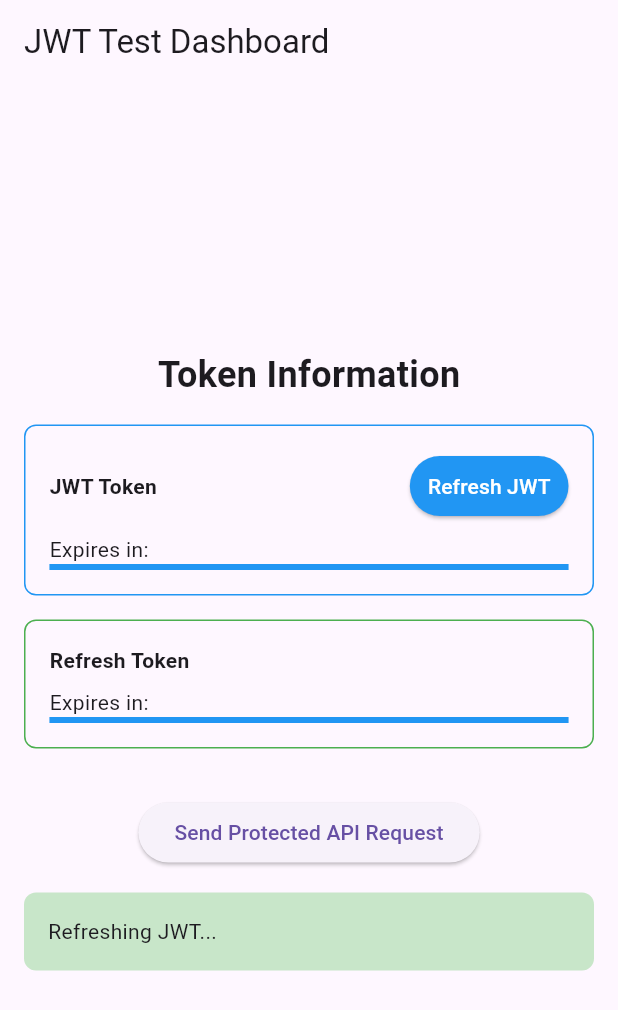
After one commit to noctisbeta/dartstack_auth_template, a Flutter app: the DashboardView screen opened directly, after a tap on "Refresh JWT", on a phone screen of 412 x 824 dp. The commit adds this screen. Shown: the top 1010 px of the screen. Run offline on Flutter 3.47's test engine with Material 3 defaults, Android fonts, the phone set to English and light mode, and no system bars; our stand-ins replace dio, equatable, flutter_bloc, flutter_secure_storage, logger; accounts and stored records are empty; network calls fail; project files that could hold a hidden picture were left out.

Commit message:
dashboard UI WIP

```diff
--- a/client/lib/authentication/repositories/auth_repository.dart
+++ b/client/lib/authentication/repositories/auth_repository.dart
@@ -62,7 +62,7 @@ final class AuthRepository {
     );
   }
 
-  Future<JWToken?> _refreshJWToken() async {
+  Future<JWToken?> refreshJWToken() async {
     final String? refreshTokenString = await _storage.read(
       key: 'refresh_token',
     );
@@ -170,7 +170,7 @@ final class AuthRepository {
 
     switch (isValid) {
       case false:
-        final JWToken? newJwToken = await _refreshJWToken();
+        final JWToken? newJwToken = await refreshJWToken();
         return newJwToken != null;
       case true:
         return true;
@@ -259,4 +259,28 @@ final class AuthRepository {
       }
     }
   }
+
+  Future<({DateTime jwtExpiresAt, DateTime refreshExpiresAt})?>
+  getTokenExpirations() async {
+    try {
+      final String? jwtString = await _storage.read(key: 'jw_token');
+      final String? refreshExp = await _storage.read(
+        key: 'refresh_token_expires_at',
+      );
+
+      if (jwtString == null || refreshExp == null) {
+        return null;
+      }
+
+      final JWToken jwt = JWToken.fromJwtString(jwtString);
+
+      final DateTime jwtExpiresAt = jwt.getExpiration();
+      final DateTime refreshExpiresAt = DateTime.parse(refreshExp);
+
+      return (jwtExpiresAt: jwtExpiresAt, refreshExpiresAt: refreshExpiresAt);
+    } on Exception catch (e) {
+      LOG.e('Error getting token info: $e');
+      return null;
+    }
+  }
 }
--- a/client/lib/authentication/views/auth_view.dart
+++ b/client/lib/authentication/views/auth_view.dart
@@ -3,7 +3,7 @@ import 'dart:async';
 import 'package:client/authentication/controllers/auth_bloc.dart';
 import 'package:client/authentication/models/auth_event.dart';
 import 'package:client/authentication/models/auth_state.dart';
-import 'package:client/authentication/views/home_view.dart';
+import 'package:client/dashboard/views/dashboard_view.dart';
 import 'package:flutter/material.dart';
 import 'package:flutter_bloc/flutter_bloc.dart';
 
@@ -31,7 +31,7 @@ class _AuthViewState extends State<AuthView> {
         if (state is AuthStateAuthenticated) {
           unawaited(
             Navigator.of(context).pushReplacement(
-              MaterialPageRoute(builder: (_) => const HomeView()),
+              MaterialPageRoute(builder: (_) => const DashboardView()),
             ),
           );
         } else if (state is AuthStateError) {
@@ -40,12 +40,8 @@ class _AuthViewState extends State<AuthView> {
           ).showSnackBar(SnackBar(content: Text(state.message)));
         }
       },
-      builder: (context, state) {
-        if (state is AuthStateLoading) {
-          return const Center(child: CircularProgressIndicator());
-        }
-
-        return Center(
+      builder:
+          (context, state) => Center(
             child: Card(
               elevation: 8,
               margin: const EdgeInsets.all(16),
@@ -65,7 +61,11 @@ class _AuthViewState extends State<AuthView> {
                     const SizedBox(height: 24),
                     if (_isLogin) const LoginForm() else const RegisterForm(),
                     const SizedBox(height: 16),
-                  TextButton(
+                    switch (state) {
+                      AuthStateLoading() => const Center(
+                        child: CircularProgressIndicator(),
+                      ),
+                      _ => TextButton(
                         onPressed: _toggleAuthMode,
                         child: Text(
                           _isLogin
@@ -73,12 +73,12 @@ class _AuthViewState extends State<AuthView> {
                               : 'Already have an account? Login',
                         ),
                       ),
+                    },
                   ],
                 ),
               ),
             ),
-        );
-      },
+          ),
     ),
   );
 }
@@ -126,6 +126,7 @@ class _LoginFormState extends State<LoginForm> {
             border: OutlineInputBorder(),
             prefixIcon: Icon(Icons.person),
           ),
+          textInputAction: TextInputAction.next,
           validator: (value) {
             if (value == null || value.isEmpty) {
               return 'Please enter your username';
@@ -142,6 +143,8 @@ class _LoginFormState extends State<LoginForm> {
             prefixIcon: Icon(Icons.lock),
           ),
           obscureText: true,
+          textInputAction: TextInputAction.done,
+          onFieldSubmitted: (_) => _login(),
           validator: (value) {
             if (value == null || value.isEmpty) {
               return 'Please enter your password';
--- a/client/lib/authentication/views/home_view.dart
+++ /dev/null
@@ -1,63 +0,0 @@
-import 'dart:async';
-
-import 'package:client/authentication/controllers/auth_bloc.dart';
-import 'package:client/authentication/models/auth_event.dart';
-import 'package:client/authentication/models/auth_state.dart';
-import 'package:client/authentication/views/auth_view.dart';
-import 'package:flutter/material.dart';
-import 'package:flutter_bloc/flutter_bloc.dart';
-
-class HomeView extends StatelessWidget {
-  const HomeView({super.key});
-
-  @override
-  Widget build(BuildContext context) => Scaffold(
-    appBar: AppBar(
-      title: const Text('Home'),
-      actions: [
-        IconButton(
-          icon: const Icon(Icons.logout),
-          onPressed: () {
-            context.read<AuthBloc>().add(const AuthEventLogout());
-          },
-        ),
-      ],
-    ),
-    body: BlocListener<AuthBloc, AuthState>(
-      listener: (context, state) {
-        if (state is AuthStateUnauthenticated) {
-          unawaited(
-            Navigator.of(context).pushReplacement(
-              MaterialPageRoute(builder: (_) => const AuthView()),
-            ),
-          );
-        }
-      },
-      child: Center(
-        child: Column(
-          mainAxisAlignment: MainAxisAlignment.center,
-          children: [
-            BlocBuilder<AuthBloc, AuthState>(
-              builder: (context, state) {
-                if (state is AuthStateAuthenticated) {
-                  return Text(
-                    'Welcome, ${state.user.username}!',
-                    style: Theme.of(context).textTheme.headlineMedium,
-                  );
-                }
-                return const SizedBox();
-              },
-            ),
-            const SizedBox(height: 20),
-            ElevatedButton(
-              onPressed: () {
-                context.read<AuthBloc>().add(const AuthEventLogout());
-              },
-              child: const Text('Logout'),
-            ),
-          ],
-        ),
-      ),
-    ),
-  );
-}
--- /dev/null
+++ b/client/lib/dashboard/views/dashboard_view.dart
@@ -0,0 +1,298 @@
+import 'dart:async';
+
+import 'package:client/authentication/repositories/auth_repository.dart';
+import 'package:client/dio_wrapper/dio_wrapper.dart';
+import 'package:common/auth/tokens/jwtoken.dart';
+import 'package:common/auth/tokens/refresh_token.dart';
+import 'package:dio/dio.dart';
+import 'package:flutter/material.dart';
+import 'package:flutter_bloc/flutter_bloc.dart';
+
+class DashboardView extends StatefulWidget {
+  const DashboardView({super.key});
+
+  @override
+  State<DashboardView> createState() => _DashboardViewState();
+}
+
+class _DashboardViewState extends State<DashboardView>
+    with SingleTickerProviderStateMixin {
+  String _jwtExpiresIn = '';
+  String _refreshExpiresIn = '';
+  String _requestResult = '';
+  late Timer _timer;
+  bool _isRefreshing = false;
+
+  // Add these variables to track progress
+  double _jwtProgress = 1;
+  double _refreshProgress = 1;
+
+  // Store the expiration times
+  DateTime? _jwtExpiresAt;
+  DateTime? _refreshExpiresAt;
+
+  @override
+  void initState() {
+    super.initState();
+
+    unawaited(_updateTokenInfo());
+    // Update token info every second
+    _timer = Timer.periodic(
+      const Duration(seconds: 1),
+      (_) => unawaited(_updateTokenInfo()),
+    );
+  }
+
+  @override
+  void dispose() {
+    _timer.cancel();
+    super.dispose();
+  }
+
+  Future<void> _updateTokenInfo() async {
+    final AuthRepository authRepo = context.read<AuthRepository>();
+    final ({DateTime jwtExpiresAt, DateTime refreshExpiresAt})? tokenInfo =
+        await authRepo.getTokenExpirations();
+
+    if (tokenInfo == null) {
+      return;
+    }
+
+    final now = DateTime.now();
+
+    // Store expiration times on first load if not set yet
+    _jwtExpiresAt ??= tokenInfo.jwtExpiresAt;
+    _refreshExpiresAt ??= tokenInfo.refreshExpiresAt;
+
+    // Calculate new progress values
+    double newJwtProgress;
+    double newRefreshProgress;
+
+    // JWT countdown
+    if (tokenInfo.jwtExpiresAt.isAfter(now)) {
+      // Get remaining milliseconds and convert to seconds
+      final int millisLeft =
+          tokenInfo.jwtExpiresAt.difference(now).inMilliseconds;
+      final int secondsLeft = millisLeft ~/ 1000;
+
+      _jwtExpiresIn = '${secondsLeft ~/ 60}m ${secondsLeft % 60}s';
+
+      final int totalMillis = JWToken.expirationDuration.inMilliseconds;
+
+      newJwtProgress = millisLeft / totalMillis;
+      newJwtProgress = newJwtProgress.clamp(0.0, 1.0);
+    } else {
+      _jwtExpiresIn = 'Expired';
+      newJwtProgress = 0;
+    }
+
+    // Refresh token countdown
+    if (tokenInfo.refreshExpiresAt.isAfter(now)) {
+      // Get remaining milliseconds and convert as needed for display
+      final int millisLeft =
+          tokenInfo.refreshExpiresAt.difference(now).inMilliseconds;
+      final int secondsLeft = millisLeft ~/ 1000;
+
+      _refreshExpiresIn =
+          '${secondsLeft ~/ 60}m '
+          '${secondsLeft % 60}s';
+
+      // For refresh token, we need to calculate total duration
+      // (assuming it's typically 7 days, adjust as needed)
+      final int totalMillis = RefreshToken.expirationDuration.inMilliseconds;
+
+      newRefreshProgress = millisLeft / totalMillis;
+      newRefreshProgress = newRefreshProgress.clamp(0.0, 1.0);
+    } else {
+      _refreshExpiresIn = 'Expired';
+      newRefreshProgress = 0;
+    }
+
+    // Update the UI
+    setState(() {
+      _jwtProgress = newJwtProgress;
+      _refreshProgress = newRefreshProgress;
+    });
+  }
+
+  Future<void> _sendTestRequest() async {
+    setState(() {
+      _requestResult = 'Loading...';
+    });
+
+    try {
+      final DioWrapper dio = context.read<DioWrapper>();
+      final Response response = await dio.get('/api/protected-resource');
+
+      setState(() {
+        _requestResult = 'Success: ${response.data}';
+      });
+    } on Exception catch (e) {
+      setState(() {
+        _requestResult = 'Error: $e';
+      });
+    }
+  }
+
+  // Add this new method for refreshing the JWT
+  Future<void> _refreshJwt() async {
+    setState(() {
+      _isRefreshing = true;
+      _requestResult = 'Refreshing JWT...';
+    });
+
+    try {
+      final AuthRepository authRepo = context.read<AuthRepository>();
+      await authRepo.refreshJWToken();
+
+      // Update token info immediately after refresh
+      await _updateTokenInfo();
+
+      setState(() {
+        _requestResult = 'JWT refreshed successfully!';
+      });
+    } on Exception catch (e) {
+      setState(() {
+        _requestResult = 'Error refreshing JWT: $e';
+      });
+    } finally {
+      setState(() {
+        _isRefreshing = false;
+      });
+    }
+  }
+
+  @override
+  Widget build(BuildContext context) => Scaffold(
+    appBar: AppBar(title: const Text('JWT Test Dashboard')),
+    body: Center(
+      child: SingleChildScrollView(
+        child: Padding(
+          padding: const EdgeInsets.all(16),
+          child: ConstrainedBox(
+            constraints: const BoxConstraints(maxWidth: 600),
+            child: Column(
+              crossAxisAlignment: CrossAxisAlignment.start,
+              children: [
+                const Center(
+                  child: Text(
+                    'Token Information',
+                    style: TextStyle(fontSize: 24, fontWeight: FontWeight.bold),
+                  ),
+                ),
+                const SizedBox(height: 16),
+
+                // JWT token info
+                Container(
+                  padding: const EdgeInsets.all(16),
+                  decoration: BoxDecoration(
+                    border: Border.all(color: Colors.blue),
+                    borderRadius: BorderRadius.circular(8),
+                  ),
+                  child: Column(
+                    crossAxisAlignment: CrossAxisAlignment.start,
+                    children: [
+                      Row(
+                        mainAxisAlignment: MainAxisAlignment.spaceBetween,
+                        children: [
+                          const Text(
+                            'JWT Token',
+                            style: TextStyle(fontWeight: FontWeight.bold),
+                          ),
+                          ElevatedButton(
+                            onPressed: _isRefreshing ? null : _refreshJwt,
+                            style: ElevatedButton.styleFrom(
+                              backgroundColor: Colors.blue,
+                              foregroundColor: Colors.white,
+                              padding: const EdgeInsets.symmetric(
+                                horizontal: 12,
+                                vertical: 8,
+                              ),
+                            ),
+                            child:
+                                _isRefreshing
+                                    ? const SizedBox(
+                                      width: 16,
+                                      height: 16,
+                                      child: CircularProgressIndicator(
+                                        strokeWidth: 2,
+                                        color: Colors.white,
+                                      ),
+                                    )
+                                    : const Text('Refresh JWT'),
+                          ),
+                        ],
+                      ),
+                      const SizedBox(height: 8),
+                      Text('Expires in: $_jwtExpiresIn'),
+                      LinearProgressIndicator(
+                        value: _jwtProgress,
+                        backgroundColor: Colors.blue.shade100,
+                        color: _jwtProgress > 0.25 ? Colors.blue : Colors.red,
+                      ),
+                    ],
+                  ),
+                ),
+                const SizedBox(height: 16),
+
+                // Refresh token info
+                Container(
+                  padding: const EdgeInsets.all(16),
+                  decoration: BoxDecoration(
+                    border: Border.all(color: Colors.green),
+                    borderRadius: BorderRadius.circular(8),
+                  ),
+                  child: Column(
+                    crossAxisAlignment: CrossAxisAlignment.start,
+                    children: [
+                      const Text(
+                        'Refresh Token',
+                        style: TextStyle(fontWeight: FontWeight.bold),
+                      ),
+                      const SizedBox(height: 8),
+                      Text('Expires in: $_refreshExpiresIn'),
+                      LinearProgressIndicator(
+                        value: _refreshProgress,
+                        backgroundColor: Colors.blue.shade100,
+                        color:
+                            _refreshProgress > 0.25 ? Colors.blue : Colors.red,
+                      ),
+                    ],
+                  ),
+                ),
+                const SizedBox(height: 32),
+
+                // Test request section
+                Row(
+                  mainAxisAlignment: MainAxisAlignment.center,
+                  children: [
+                    ElevatedButton(
+                      onPressed: _sendTestRequest,
+                      child: const Text('Send Protected API Request'),
+                    ),
+                  ],
+                ),
+                const SizedBox(height: 16),
+
+                // Request result
+                if (_requestResult.isNotEmpty)
+                  Container(
+                    width: double.infinity,
+                    padding: const EdgeInsets.all(16),
+                    decoration: BoxDecoration(
+                      color:
+                          _requestResult.contains('Error')
+                              ? Colors.red.shade100
+                              : Colors.green.shade100,
+                      borderRadius: BorderRadius.circular(8),
+                    ),
+                    child: Text(_requestResult),
+                  ),
+              ],
+            ),
+          ),
+        ),
+      ),
+    ),
+  );
+}
--- a/common/lib/auth/tokens/jwtoken.dart
+++ b/common/lib/auth/tokens/jwtoken.dart
@@ -20,6 +20,15 @@ extension type JWToken._(String value) {
     return payload['user_id'] as int;
   }
 
+  DateTime getExpiration() {
+    final Map<String, dynamic> payload = _decodePayload();
+    if (!payload.containsKey('exp')) {
+      throw Exception('Invalid JWT: Missing "exp" claim');
+    }
+    final int expiryTimestamp = payload['exp'];
+    return DateTime.fromMillisecondsSinceEpoch(expiryTimestamp * 1000);
+  }
+
   bool isExpired() {
     final Map<String, dynamic> payload = _decodePayload();
     if (!payload.containsKey('exp')) {
```
Lines whose indentation alone changed are shown as unchanged.
